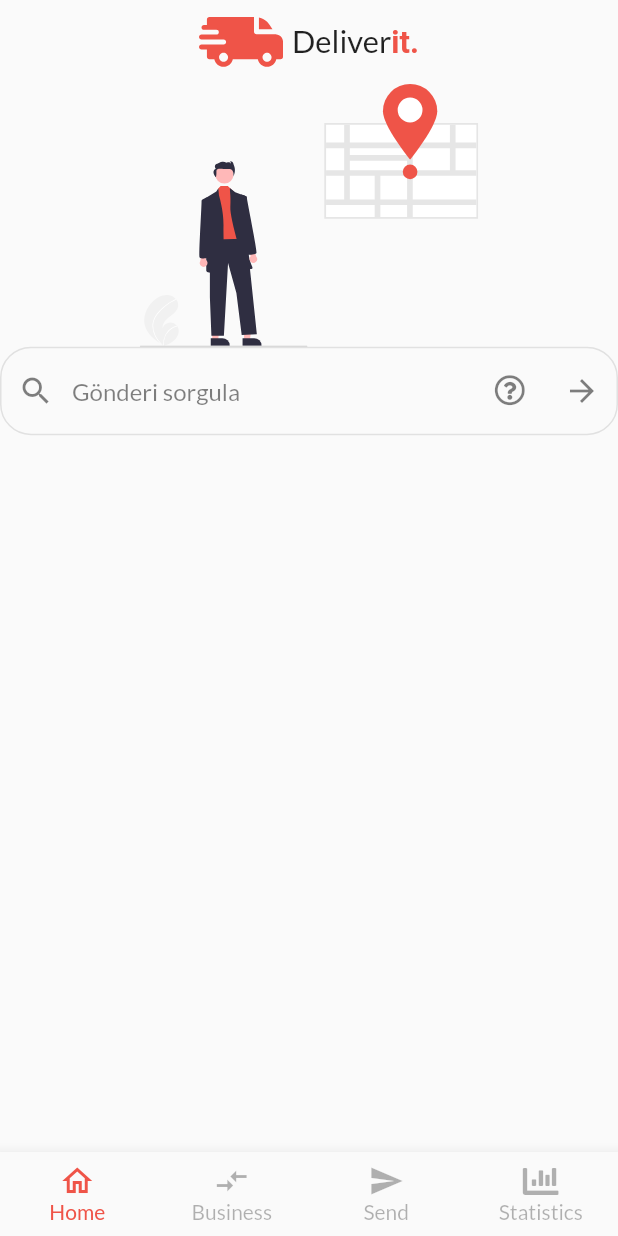
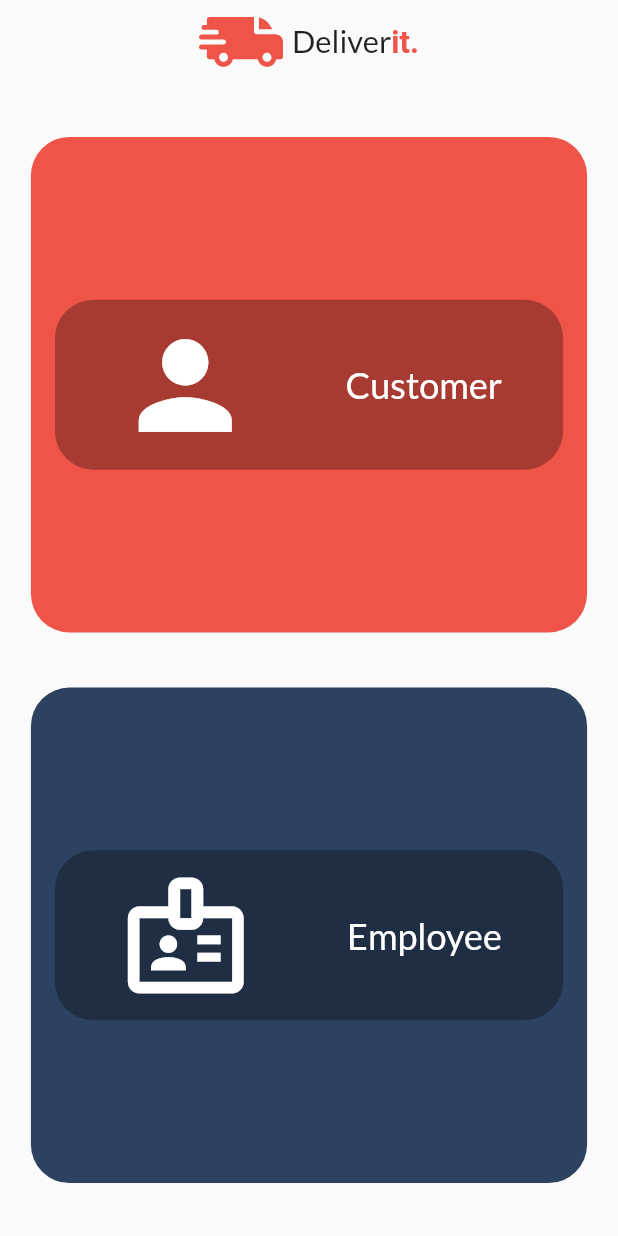
Before and after one commit to gurhankuras/delivery_app, a Flutter app: the screen it shows after launch, on a phone screen of 412 x 824 dp. Run offline on Flutter 3.47's test engine with Material 2 defaults, Android fonts, the phone set to English and light mode, and no system bars; drawn by our look-alikes of flutter_typeahead; our stand-ins replace dio, dotted_line, fl_chart, flutter_svg, font_awesome_flutter, google_fonts and 7 more; missing offline and left inert: clipboard, direct_select.

Commit message:
main pages added by users

```diff
--- a/lib/components/stage/stage_manager.dart
+++ b/lib/components/stage/stage_manager.dart
@@ -49,7 +49,7 @@ class _StageLine extends StatelessWidget {
           gradient: !filled
               ? LinearGradient(colors: [
                   Theme.of(context).colorScheme.primary.withOpacity(0.5),
-                  Theme.of(context).colorScheme.secondary.withOpacity(0.5),
+                  Theme.of(context).colorScheme.primaryVariant.withOpacity(0.5),
                 ], begin: Alignment.centerLeft, end: Alignment.centerRight)
               : null),
     );
@@ -70,7 +70,7 @@ class _StageDot extends StatelessWidget {
   Widget build(BuildContext context) {
     final dotColor = index <= stage
         ? Theme.of(context).colorScheme.primary
-        : Theme.of(context).colorScheme.secondary.withOpacity(0.3);
+        : Theme.of(context).colorScheme.primaryVariant.withOpacity(0.3);
 
     return Container(
       width: SizeConfig.defaultSize * 2,
--- a/lib/main.dart
+++ b/lib/main.dart
@@ -1,3 +1,4 @@
+import 'package:delivery_app/pages/user_selection_page/user_selection_page.dart';
 import 'package:flutter/material.dart';
 import 'package:google_fonts/google_fonts.dart';
 import 'package:provider/provider.dart';
@@ -25,10 +26,7 @@ class MyApp extends StatelessWidget {
     return MaterialApp(
       debugShowCheckedModeBanner: false,
       title: 'Material App',
-      home: ChangeNotifierProvider(
-        create: (context) => HomeVM(),
-        child: MainPage(),
-      ),
+      home: UserSelectionPage(),
       theme: appTheme(context),
     );
   }
@@ -40,7 +38,7 @@ class MyApp extends StatelessWidget {
       ),
       colorScheme: ColorScheme.light(
         primary: Color(0xFFef5448),
-        secondary: Color(0xFF038BFA),
+        secondary: Color(0xff2c4260),
       ),
       unselectedWidgetColor: Color(0xFFef5448),
       bottomNavigationBarTheme: BottomNavigationBarThemeData(
@@ -48,7 +46,7 @@ class MyApp extends StatelessWidget {
         unselectedItemColor: Colors.black.withOpacity(0.3),
         type: BottomNavigationBarType.fixed,
       ),
-      buttonColor: Theme.of(context).colorScheme.primary,
+      buttonColor: Theme.of(context).colorScheme.primaryVariant,
       appBarTheme: AppBarTheme(
         centerTitle: true,
         backgroundColor: Colors.transparent,
--- a/lib/pages/main_page/main_page.dart
+++ b/lib/pages/main_page/main_page.dart
@@ -35,7 +35,7 @@ class _MainPageState extends State<MainPage> {
 
   static final List<Widget> _pages = <Widget>[
     HomePage(),
-    OrdersPage(),
+    // OrdersPage(),
     MultiChoicePage(),
     Provider(
       create: (context) => OrderStatisticsService(),
@@ -45,7 +45,7 @@ class _MainPageState extends State<MainPage> {
 
   @override
   Widget build(BuildContext context) {
-    SizeConfig().init(context);
+    // SizeConfig().init(context);
     return Scaffold(
       bottomNavigationBar: Consumer<HomeVM>(
         builder: (context, value, child) => BottomNavigationBar(
@@ -76,10 +76,10 @@ class _MainPageState extends State<MainPage> {
       icon: Icon(Icons.home_outlined),
       label: 'Home',
     ),
-    BottomNavigationBarItem(
-      icon: Icon(Icons.compare_arrows_outlined),
-      label: 'Business',
-    ),
+    // BottomNavigationBarItem(
+    //   icon: Icon(Icons.compare_arrows_outlined),
+    //   label: 'Business',
+    // ),
     BottomNavigationBarItem(
       icon: Icon(Icons.send),
       label: 'Send',
--- a/lib/pages/send_package_confirmation_page/components/order_info_alert.dart
+++ b/lib/pages/send_package_confirmation_page/components/order_info_alert.dart
@@ -29,7 +29,7 @@ class OrderInfoAlert {
     final description =
         success ? 'Your order has been received' : 'Something went wrong!';
     final buttonColor =
-        success ? Theme.of(context).colorScheme.secondary : Colors.red;
+        success ? Theme.of(context).colorScheme.primaryVariant : Colors.red;
 
     final alert = Alert(
       // closeIcon: Container(),
--- a/lib/pages/statistics_page/components/app_bar_chart.dart
+++ b/lib/pages/statistics_page/components/app_bar_chart.dart
@@ -34,7 +34,7 @@ class AppBarChart extends StatelessWidget {
         elevation: 0,
         shape: RoundedRectangleBorder(
             borderRadius: BorderRadius.circular(SizeConfig.defaultSize)),
-        color: const Color(0xff2c4260),
+        color: Theme.of(context).colorScheme.secondary,
         child: BarChart(
           BarChartData(
               axisTitleData:
--- /dev/null
+++ b/lib/pages/user_selection_page/user_selection_page.dart
@@ -0,0 +1,137 @@
+import 'package:flutter/material.dart';
+import 'package:provider/provider.dart';
+
+import 'package:delivery_app/components/app_button.dart';
+import 'package:delivery_app/components/app_logo.dart';
+import 'package:delivery_app/pages/home_page/home_page.dart';
+import 'package:delivery_app/pages/home_page/home_widget_with_scaffold/home_widget_with_scaffold.dart';
+import 'package:delivery_app/pages/main_page/main_page.dart';
+import 'package:delivery_app/providers/home_vm.dart';
+import 'package:delivery_app/utils/size_config.dart';
+
+class UserSelectionPage extends StatelessWidget {
+  void _navigateToEmployeeApp(BuildContext context) {
+    Navigator.of(context).push(
+      MaterialPageRoute(
+        builder: (context) => ChangeNotifierProvider(
+          create: (context) => HomeVM(),
+          child: MainPage(),
+        ),
+      ),
+    );
+  }
+
+  void _navigateToCustomerApp(BuildContext context) {
+    Navigator.of(context).push(
+      MaterialPageRoute(
+        builder: (context) => HomePageWithScaffold(),
+      ),
+    );
+  }
+
+  @override
+  Widget build(BuildContext context) {
+    SizeConfig().init(context);
+
+    return Scaffold(
+      appBar: AppBar(
+        title: AppLogo(),
+      ),
+      body: Padding(
+        padding: EdgeInsets.symmetric(
+            horizontal: SizeConfig.screenWidth * 0.05,
+            vertical: SizeConfig.screenHeight * 0.025),
+        child: Column(
+          children: [
+            Spacer(
+              flex: 2,
+            ),
+            Expanded(
+              flex: 45,
+              child: ButtonCard(
+                press: () => _navigateToCustomerApp(context),
+                title: 'Customer',
+                iconData: Icons.person,
+                color: Theme.of(context).colorScheme.primary.withOpacity(1),
+              ),
+            ),
+            Spacer(
+              flex: 5,
+            ),
+            Expanded(
+              flex: 45,
+              child: ButtonCard(
+                press: () => _navigateToEmployeeApp(context),
+                title: 'Employee',
+                iconData: Icons.badge_outlined,
+              ),
+            ),
+            Spacer(
+              flex: 2,
+            ),
+          ],
+        ),
+      ),
+    );
+  }
+}
+
+class ButtonCard extends StatelessWidget {
+  final Color? color;
+  final String title;
+  final IconData iconData;
+  final double? iconSize;
+  final VoidCallback press;
+  const ButtonCard({
+    Key? key,
+    this.color,
+    required this.title,
+    required this.iconData,
+    this.iconSize,
+    required this.press,
+  }) : super(key: key);
+
+  @override
+  Widget build(BuildContext context) {
+    return ElevatedButton(
+      onPressed: press,
+      style: ButtonStyle(
+        elevation: MaterialStateProperty.all(0),
+        backgroundColor: MaterialStateProperty.all(
+          color ?? Theme.of(context).colorScheme.secondary,
+        ),
+        shape: MaterialStateProperty.all(
+          RoundedRectangleBorder(
+            borderRadius: BorderRadius.circular(
+              SizeConfig.defaultSize * 2.5,
+            ),
+          ),
+        ),
+      ),
+      child: Container(
+        padding: EdgeInsets.all(SizeConfig.defaultSize),
+        decoration: BoxDecoration(
+          color: Colors.black.withOpacity(0.3),
+          borderRadius: BorderRadius.circular(
+            SizeConfig.defaultSize * 2.5,
+          ),
+        ),
+        child: Row(
+          mainAxisAlignment: MainAxisAlignment.spaceAround,
+          children: [
+            Icon(
+              iconData,
+              size: iconSize ?? SizeConfig.defaultSize * 9,
+            ),
+            Text(
+              title,
+              style: Theme.of(context).textTheme.headline5?.copyWith(
+                    color: Colors.white,
+                  ),
+            ),
+          ],
+        ),
+      ),
+    );
+  }
+}
```
Also changed, not shown: lib/components/app_button.dart (+6 -1 lines), lib/pages/home_page/home_widget_with_scaffold/home_widget_with_scaffold.dart (added, +13 -0 lines), lib/pages/multi_choice_page/multi_choice_page.dart (+45 -12 lines).
